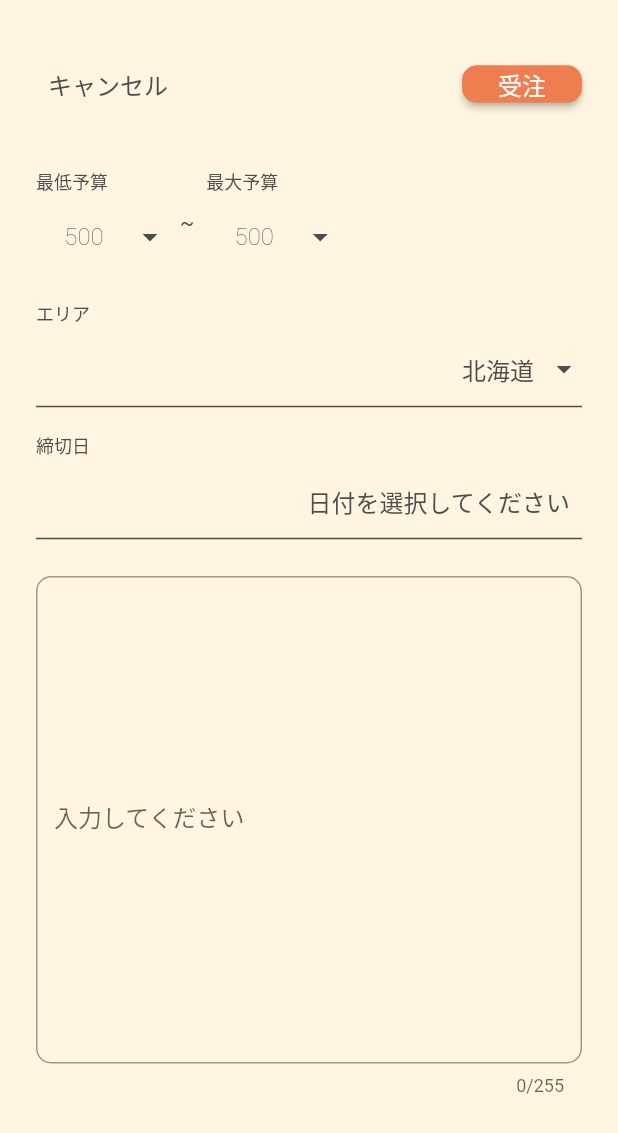
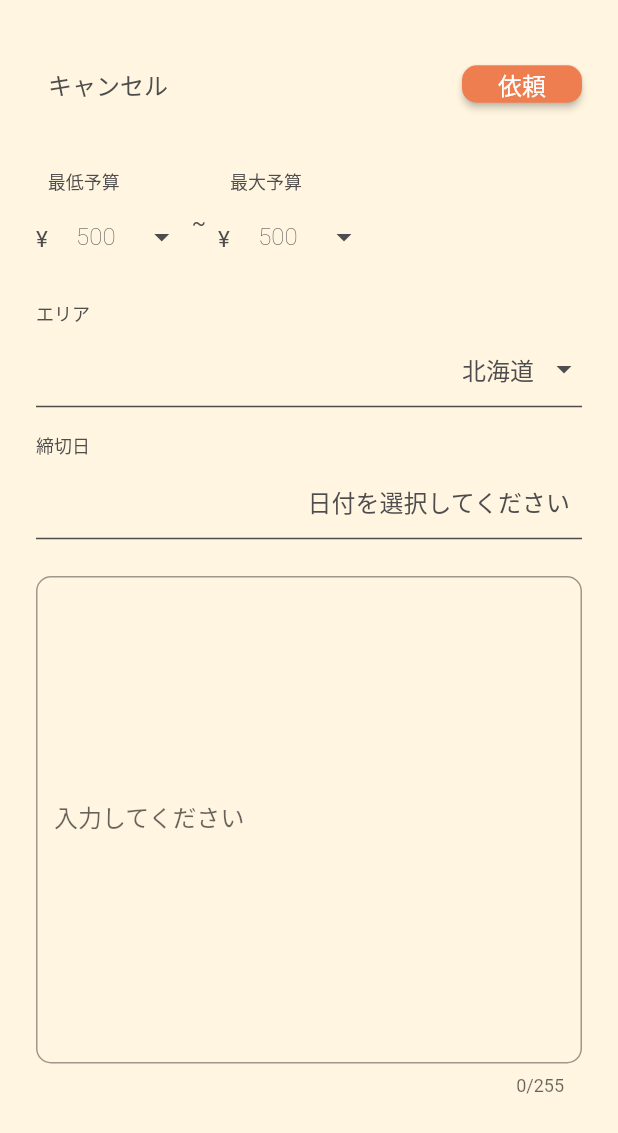
Before and after one commit to LOCAQUE/food_quest, a Flutter app: the MakeQuestionModal widget shown alone on an empty page, opened directly, on a phone screen of 412 x 824 dp. Shown: the top 1133 px of the screen. Run offline on Flutter 3.47's test engine with Material 2 defaults, Android fonts, the phone set to English and light mode, and no system bars; our stand-ins replace animated_bottom_navigation_bar, flutter_datetime_picker_plus, flutter_dotenv, flutter_hooks, flutter_riverpod, freezed_annotation and 3 more; missing offline and left inert: navigator_scope; accounts and stored records are empty.

Commit message:
update: 円記号の追加

```diff
--- a/lib/presentation/screen/home_screen/component/make_question_modal.dart
+++ b/lib/presentation/screen/home_screen/component/make_question_modal.dart
@@ -50,7 +50,7 @@ class MakeQuestionModal extends HookConsumerWidget {
                     },
                   ),
                   CustomButton(
-                    text: '受注',
+                    text: '依頼',
                     variant: ButtonVariant.primary,
                     size: ButtonSize.small,
                     onPressed: () async {
@@ -64,18 +64,52 @@ class MakeQuestionModal extends HookConsumerWidget {
               const Gap(32),
               Row(
                 children: [
+                  Row(
+                    children: [
+                      const Column(
+                        children: [
+                          Gap(23),
+                          Text(
+                            '¥',
+                            style: TextStyle(
+                              fontSize: 15,
+                            ),
+                            textAlign: TextAlign.center,
+                          ),
+                        ],
+                      ),
                       CustomPicker(
                         title: '最低予算',
                         options: priceList,
-                    controller: questionTaskNotifier.minimumBudgetController,
+                        controller:
+                            questionTaskNotifier.minimumBudgetController,
+                      ),
+                    ],
                   ),
                   const Gap(8),
                   const Text('~'),
                   const Gap(8),
+                  Row(
+                    children: [
+                      const Column(
+                        children: [
+                          Gap(23),
+                          Text(
+                            '¥',
+                            style: TextStyle(
+                              fontSize: 15,
+                            ),
+                            textAlign: TextAlign.center,
+                          ),
+                        ],
+                      ),
                       CustomPicker(
                         title: '最大予算',
                         options: priceList,
-                    controller: questionTaskNotifier.maximumBudgetController,
+                        controller:
+                            questionTaskNotifier.maximumBudgetController,
+                      ),
+                    ],
                   ),
                 ],
               ),
```
Lines whose indentation alone changed are shown as unchanged.
